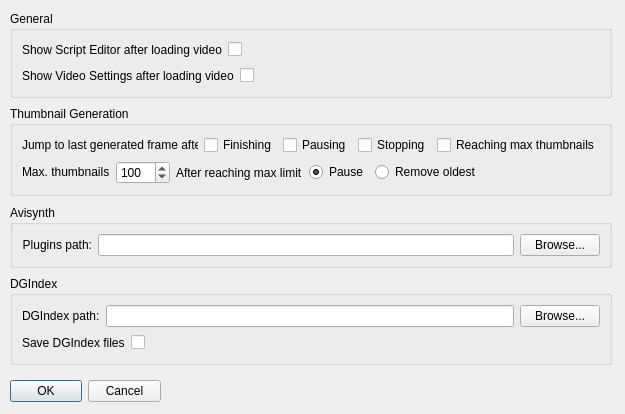
Qt form configdialog.ui (labyrinthofdreams/screenpicker) before a commit.
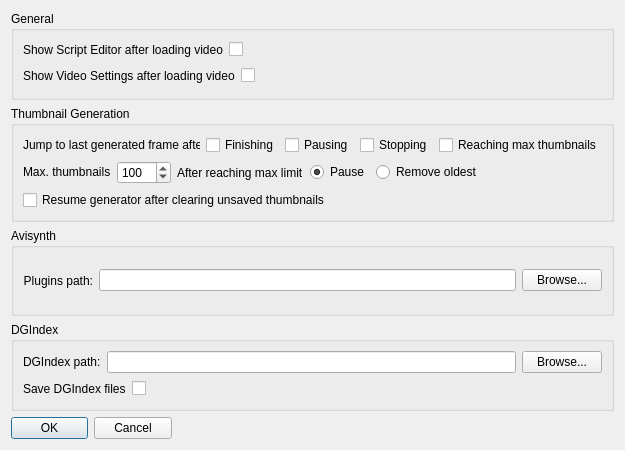
The same form after that commit.

Commit message: Add config option to resume generator after clearing unsaved thumbs

Diff of the .ui file:
```diff
--- a/configdialog.ui
+++ b/configdialog.ui
@@ -7,7 +7,7 @@
     <x>0</x>
     <y>0</y>
     <width>625</width>
-    <height>414</height>
+    <height>450</height>
    </rect>
   </property>
   <property name="sizePolicy">
@@ -19,62 +19,25 @@
   <property name="minimumSize">
    <size>
     <width>625</width>
-    <height>414</height>
+    <height>450</height>
    </size>
   </property>
   <property name="maximumSize">
    <size>
     <width>625</width>
-    <height>414</height>
+    <height>450</height>
    </size>
   </property>
   <property name="windowTitle">
    <string>Options</string>
   </property>
-  <widget class="QDialogButtonBox" name="buttonBox">
-   <property name="geometry">
-    <rect>
-     <x>10</x>
-     <y>380</y>
-     <width>151</width>
-     <height>23</height>
-    </rect>
-   </property>
-   <property name="maximumSize">
-    <size>
-     <width>161</width>
-     <height>16777215</height>
-    </size>
-   </property>
-   <property name="toolTip">
-    <string/>
-   </property>
-   <property name="layoutDirection">
-    <enum>Qt::LeftToRight</enum>
-   </property>
-   <property name="orientation">
-    <enum>Qt::Horizontal</enum>
-   </property>
-   <property name="standardButtons">
-    <set>QDialogButtonBox::Cancel|QDialogButtonBox::Ok</set>
-   </property>
-  </widget>
-  <widget class="QWidget" name="">
-   <property name="geometry">
-    <rect>
-     <x>10</x>
-     <y>11</y>
-     <width>602</width>
-     <height>354</height>
-    </rect>
-   </property>
-   <layout class="QVBoxLayout" name="verticalLayout_7">
+  <layout class="QVBoxLayout" name="verticalLayout_3">
     <item>
      <widget class="QGroupBox" name="groupBox_3">
       <property name="title">
        <string>General</string>
       </property>
-      <layout class="QVBoxLayout" name="verticalLayout_5">
+     <layout class="QHBoxLayout" name="horizontalLayout_11">
        <item>
         <layout class="QVBoxLayout" name="verticalLayout">
          <item>
@@ -147,25 +110,12 @@
       </layout>
      </widget>
     </item>
-    <item>
-     <spacer name="verticalSpacer">
-      <property name="orientation">
-       <enum>Qt::Vertical</enum>
-      </property>
-      <property name="sizeHint" stdset="0">
-       <size>
-        <width>20</width>
-        <height>40</height>
-       </size>
-      </property>
-     </spacer>
-    </item>
     <item>
      <widget class="QGroupBox" name="groupBox_2">
       <property name="title">
        <string>Thumbnail Generation</string>
       </property>
-      <layout class="QVBoxLayout" name="verticalLayout_6">
+     <layout class="QHBoxLayout" name="horizontalLayout_12">
        <item>
         <layout class="QVBoxLayout" name="verticalLayout_2">
          <item>
@@ -320,30 +270,44 @@
            </item>
           </layout>
          </item>
-        </layout>
-       </item>
-      </layout>
+        <item>
+         <layout class="QHBoxLayout" name="horizontalLayout_6">
+          <item>
+           <widget class="QCheckBox" name="cbResumeGeneratorAfterClear">
+            <property name="toolTip">
+             <string>If the generator is paused, resume generator after clearing unsaved thumbnails</string>
+            </property>
+            <property name="text">
+             <string>Resume generator after clearing unsaved thumbnails</string>
+            </property>
      </widget>
     </item>
     <item>
-     <spacer name="verticalSpacer_2">
+           <spacer name="horizontalSpacer_2">
       <property name="orientation">
-       <enum>Qt::Vertical</enum>
+             <enum>Qt::Horizontal</enum>
       </property>
       <property name="sizeHint" stdset="0">
        <size>
-        <width>20</width>
-        <height>40</height>
+              <width>40</width>
+              <height>20</height>
        </size>
       </property>
      </spacer>
+          </item>
+         </layout>
+        </item>
+       </layout>
+      </item>
+     </layout>
+    </widget>
     </item>
     <item>
      <widget class="QGroupBox" name="groupBox">
       <property name="title">
        <string>Avisynth</string>
       </property>
-      <layout class="QVBoxLayout" name="verticalLayout_3">
+     <layout class="QHBoxLayout" name="horizontalLayout_9">
        <item>
         <layout class="QHBoxLayout" name="horizontalLayout_2">
          <item>
@@ -387,25 +351,12 @@
       </layout>
      </widget>
     </item>
-    <item>
-     <spacer name="verticalSpacer_3">
-      <property name="orientation">
-       <enum>Qt::Vertical</enum>
-      </property>
-      <property name="sizeHint" stdset="0">
-       <size>
-        <width>20</width>
-        <height>40</height>
-       </size>
-      </property>
-     </spacer>
-    </item>
     <item>
      <widget class="QGroupBox" name="groupBox_4">
       <property name="title">
        <string>DGIndex</string>
       </property>
-      <layout class="QVBoxLayout" name="verticalLayout_8">
+     <layout class="QHBoxLayout" name="horizontalLayout_10">
        <item>
         <layout class="QVBoxLayout" name="verticalLayout_4">
          <item>
@@ -478,8 +429,29 @@
       </layout>
      </widget>
     </item>
-   </layout>
-  </widget>
+   <item>
+    <widget class="QDialogButtonBox" name="buttonBox">
+     <property name="maximumSize">
+      <size>
+       <width>161</width>
+       <height>16777215</height>
+      </size>
+     </property>
+     <property name="toolTip">
+      <string/>
+     </property>
+     <property name="layoutDirection">
+      <enum>Qt::LeftToRight</enum>
+     </property>
+     <property name="orientation">
+      <enum>Qt::Horizontal</enum>
+     </property>
+     <property name="standardButtons">
+      <set>QDialogButtonBox::Cancel|QDialogButtonBox::Ok</set>
+     </property>
+    </widget>
+   </item>
+  </layout>
  </widget>
  <resources/>
  <connections>
```
Lines whose indentation alone changed are shown as unchanged. The commit also changes 3 other files.
